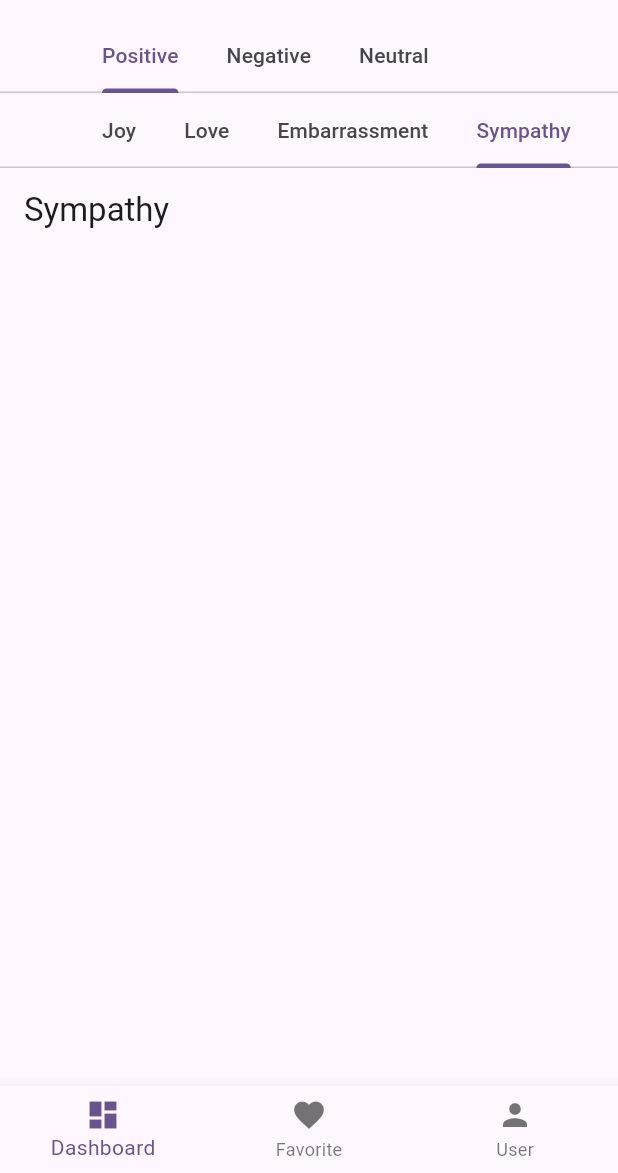
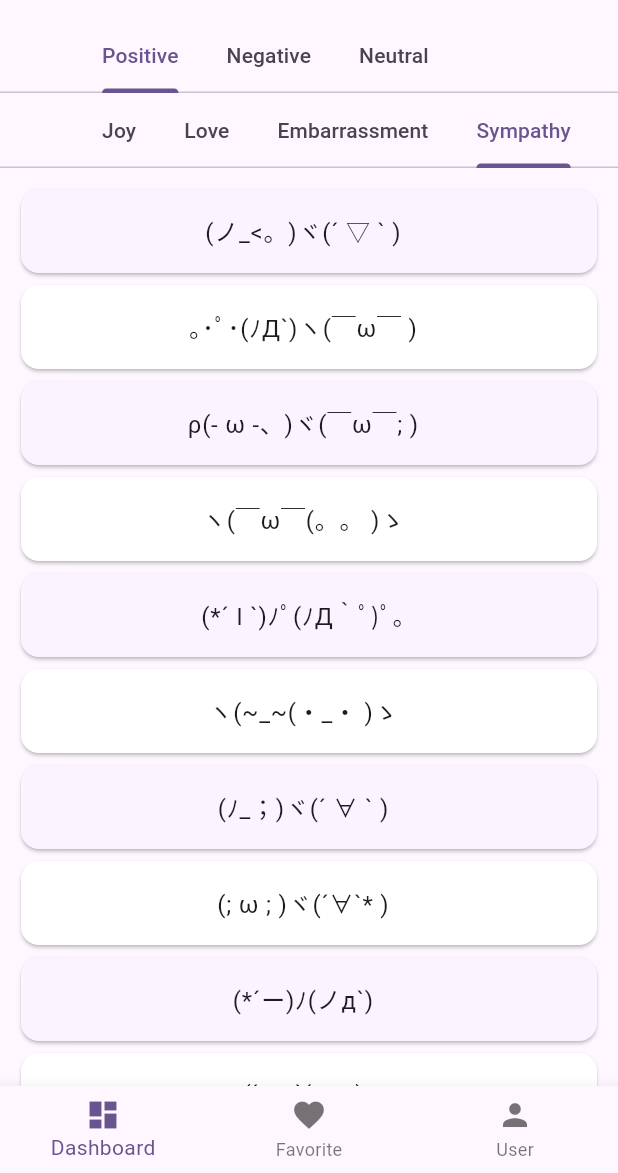
Before and after one commit to ptrjs/kaomoji_app, a Flutter app: the screen it shows after launch, tab 4 chosen, on a phone screen of 412 x 824 dp, the part 63-1236 px from its top. Run offline on Flutter 3.47's test engine with Material 2 defaults, Android fonts, the phone set to English and light mode, and no system bars; our stand-ins replace fluttertoast, shared_preferences; missing offline and left inert: clipboard.

Commit message:
positive done

```diff
--- a/lib/module/home/positive/love/view/love_view.dart
+++ b/lib/module/home/positive/love/view/love_view.dart
@@ -27,6 +27,7 @@ class LoveView extends StatefulWidget {
                       : Colors.white;
                   return GestureDetector(
                     onTap: () => GeneralMethod().copyTextToClipboard(item),
+                    onDoubleTap: () => GeneralMethod().addToFavorite(item),
                     child: Card(
                       color: cardColor,
                       child: ListTile(
--- a/lib/module/home/positive/sympathy/controller/sympathy_controller.dart
+++ b/lib/module/home/positive/sympathy/controller/sympathy_controller.dart
@@ -1,9 +1,9 @@
-
 import 'package:flutter/material.dart';
 import 'package:kaomoji_app/core.dart';
 import '../view/sympathy_view.dart';
 
-class SympathyController extends State<SympathyView> {
+class SympathyController extends State<SympathyView>
+    with AutomaticKeepAliveClientMixin {
   static late SympathyController instance;
   late SympathyView view;
 
@@ -11,11 +11,38 @@ class SympathyController extends State<SympathyView> {
   void initState() {
     instance = this;
     super.initState();
+    scrollController = ScrollController(initialScrollOffset: 0.0);
   }
 
   @override
-    void dispose() => super.dispose();
+  void dispose() {
+    scrollController.dispose();
+    super.dispose();
+  }
 
   @override
-    Widget build(BuildContext context) => widget.build(context, this);
+  bool get wantKeepAlive => true;
+
+  @override
+  Widget build(BuildContext context) {
+    super.build(context);
+    return widget.build(context, this);
   }
+
+  ScrollController scrollController = ScrollController();
+
+  List sympathy = [
+    "(ノ_<。)ヾ(´ ▽ ` )",
+    "｡･ﾟ･(ﾉД`)ヽ(￣ω￣ )",
+    "ρ(- ω -、)ヾ(￣ω￣; )",
+    "ヽ(￣ω￣(。。 )ゝ",
+    "(*´ I `)ﾉﾟ(ﾉД｀ﾟ)ﾟ｡",
+    "ヽ(~_~(・_・ )ゝ",
+    "(ﾉ_；)ヾ(´ ∀ ` )",
+    "(; ω ; )ヾ(´∀`* )",
+    "(*´ー)ﾉ(ノд`)",
+    "(´-ω-`( _ _ )",
+    "(っ´ω`)ﾉ(╥ω╥)",
+    "(ｏ・_・)ノ”(ノ_<、)",
+  ];
+}
--- a/lib/module/home/positive/sympathy/view/sympathy_view.dart
+++ b/lib/module/home/positive/sympathy/view/sympathy_view.dart
@@ -1,6 +1,6 @@
-
 import 'package:flutter/material.dart';
 import 'package:kaomoji_app/core.dart';
+import '../../../../../general_method/general_method.dart';
 import '../controller/sympathy_controller.dart';
 
 class SympathyView extends StatefulWidget {
@@ -10,15 +10,36 @@ class SympathyView extends StatefulWidget {
     controller.view = this;
 
     return Scaffold(
-        appBar: AppBar(
-        title: const Text("Sympathy"),
-        actions: const [],
-        ),
       body: SingleChildScrollView(
         child: Container(
           padding: const EdgeInsets.all(10.0),
-            child: const Column(
-            children: [],
+          child: Column(
+            children: [
+              ListView.builder(
+                controller: controller.scrollController,
+                itemCount: controller.sympathy.length,
+                physics: const ScrollPhysics(),
+                shrinkWrap: true,
+                itemBuilder: (BuildContext context, int index) {
+                  var item = controller.sympathy[index];
+                  Color cardColor = index % 2 == 0
+                      ? Color.fromARGB(255, 251, 243, 255)
+                      : Colors.white;
+                  return GestureDetector(
+                    onTap: () => GeneralMethod().copyTextToClipboard(item),
+                    onDoubleTap: () => GeneralMethod().addToFavorite(item),
+                    child: Card(
+                      color: cardColor,
+                      child: ListTile(
+                        title: Center(
+                          child: Text(item),
+                        ),
+                      ),
+                    ),
+                  );
+                },
+              ),
+            ],
           ),
         ),
       ),
```
Also changed, not shown: lib/module/home/positive/embarrassment/controller/embarrassment_controller.dart (+44 -4 lines), lib/module/home/positive/embarrassment/view/embarrassment_view.dart (+28 -7 lines), lib/module/home/positive/joy/controller/joy_controller.dart (+14 -3 lines). Lines whose indentation alone changed are shown as unchanged.
